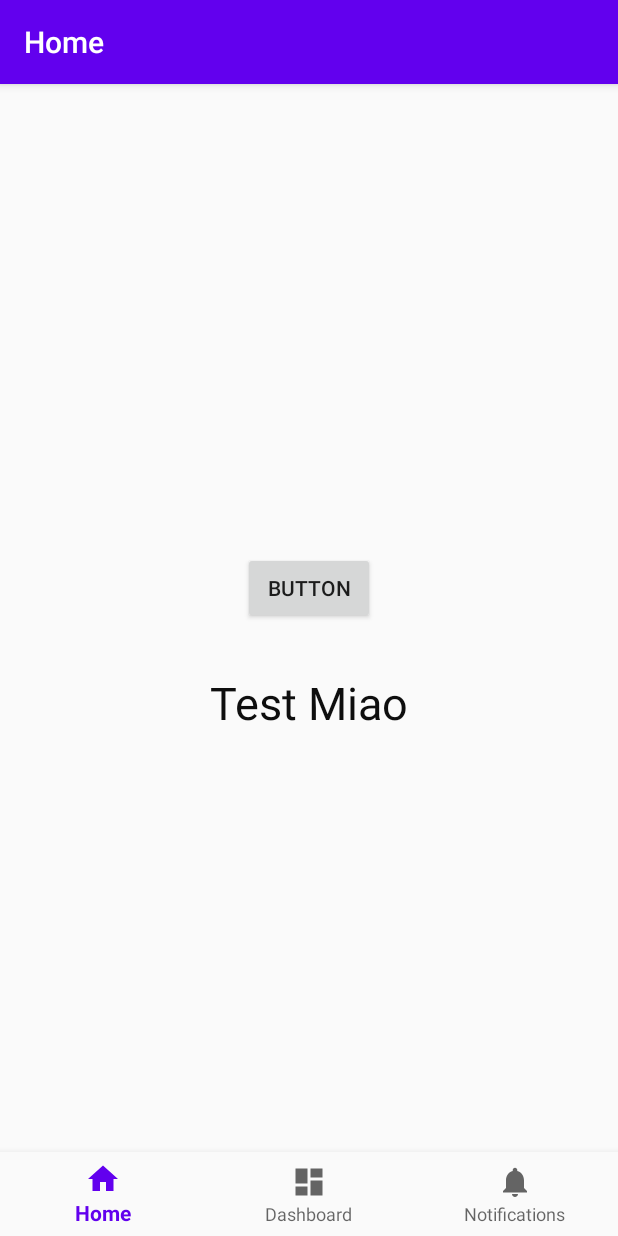
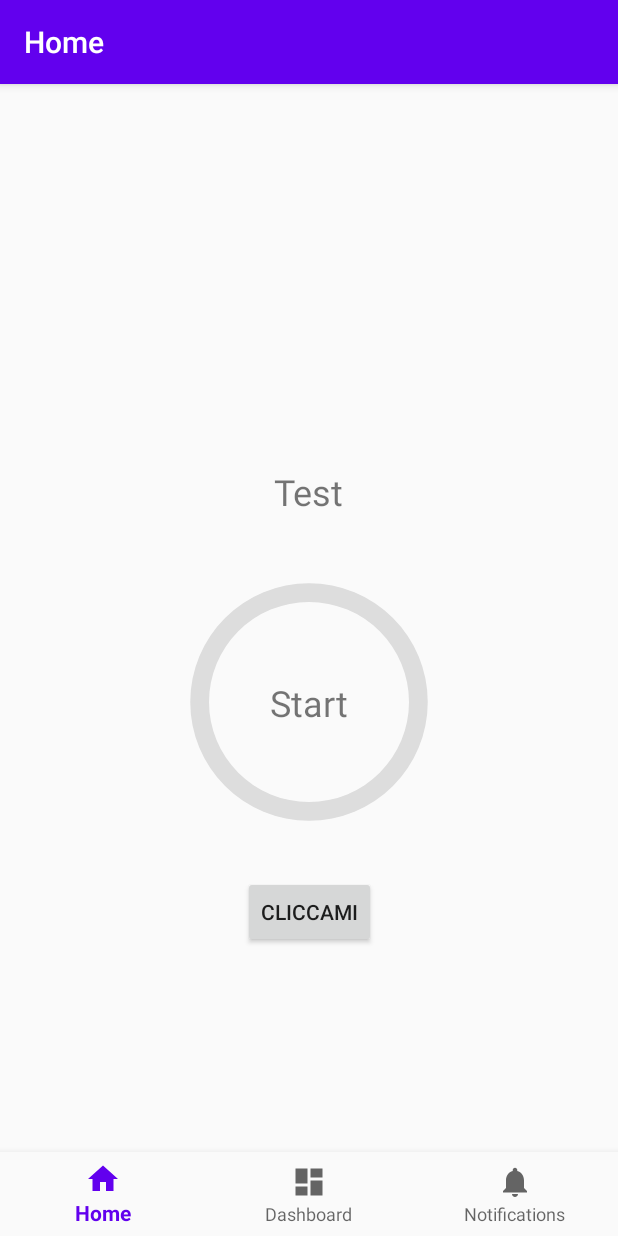
Before and after one commit to TheGhOsTz951/Mood-Diary, an Android app: the screen it shows after launch (MainActivity), on a phone screen of 412 x 824 dp. Run offline under Robolectric (Android 15) with nearby library versions, the phone set to English and light mode, and no system bars; our stand-ins replace navigation-ui.

Commit message:
Latest Update ProgressBar

```diff
--- a/app/src/main/java/com/sasso/mood_diary/ui/home/HomeFragment.java
+++ b/app/src/main/java/com/sasso/mood_diary/ui/home/HomeFragment.java
@@ -1,10 +1,12 @@
 package com.sasso.mood_diary.ui.home;
 
 import android.os.Bundle;
+import android.os.CountDownTimer;
 import android.view.LayoutInflater;
 import android.view.View;
 import android.view.ViewGroup;
 import android.widget.Button;
+import android.widget.ProgressBar;
 import android.widget.TextView;
 
 import androidx.annotation.NonNull;
@@ -15,15 +17,108 @@ import androidx.lifecycle.ViewModelProviders;
 
 import com.sasso.mood_diary.R;
 
+import java.util.Locale;
+
 public class HomeFragment extends Fragment {
+    private static final long START_TIME_IN_MILLIS = 20000;
+    private static final int DIV_PROGRESS_BAR = 50;
 
-    private HomeViewModel homeViewModel;
+    private TextView txtCont;
+    private TextView txtTest;
+    private Button btnStart;
+    private ProgressBar progressBar;
+
+    private CountDownTimer mCountDownTimer;
+    private boolean mTimeRunning;
+    private long mTimeLeftInMillis = START_TIME_IN_MILLIS;
 
     public View onCreateView(@NonNull LayoutInflater inflater,
                              ViewGroup container, Bundle savedInstanceState) {
 
         View view = inflater.inflate(R.layout.fragment_home, container, false);
 
+        progressBar = view.findViewById(R.id.progress_bar);
+        btnStart = view.findViewById(R.id.btnStart);
+        txtCont = view.findViewById(R.id.txtCont);
+        txtTest = view.findViewById(R.id.txtTest);
+
+        progressBar.setMax((int) START_TIME_IN_MILLIS / DIV_PROGRESS_BAR);
+
+        btnStart.setOnClickListener(new View.OnClickListener() {
+            @Override
+            public void onClick(View v) {
+                if (mTimeRunning) {
+                    restartTimer();
+                } else {
+                    mTimeLeftInMillis = START_TIME_IN_MILLIS;
+                    startTimer();
+                }
+            }
+        });
+
         return view;
     }
+
+    @Override
+    public void onSaveInstanceState(@NonNull Bundle outState) {
+        super.onSaveInstanceState(outState);
+        outState.putLong("millisLeft", mTimeLeftInMillis);
+        outState.putBoolean("timerRunning", mTimeRunning);
+    }
+
+    /*
+    @Override
+    public void onViewStateRestored(@Nullable Bundle savedInstanceState) {
+        super.onViewStateRestored(savedInstanceState);
+
+        mTimeLeftInMillis = savedInstanceState.getLong("millisLeft");
+        mTimeRunning = savedInstanceState.getBoolean("timerRunning");
+
+        updateCountDownText();
+        updateProgressBar();
+
+        if (mTimeRunning){
+            startTimer();
+        }
+    }
+    */
+
+    private void startTimer() {
+        mCountDownTimer = new CountDownTimer(mTimeLeftInMillis, 50) {
+            @Override
+            public void onTick(long millisUntilFinished) {
+                mTimeLeftInMillis = millisUntilFinished;
+                updateProgressBar();
+                updateCountDownText();
+            }
+
+            @Override
+            public void onFinish() {
+                mTimeRunning = false;
+                txtCont.setText("End");
+            }
+        }.start();
+
+        mTimeRunning = true;
+    }
+
+    private void restartTimer() {
+        mCountDownTimer.cancel();
+        mTimeLeftInMillis = START_TIME_IN_MILLIS;
+        startTimer();
+    }
+
+    private void updateCountDownText() {
+        int minutes = (int) (mTimeLeftInMillis / 1000) / 60;
+        int seconds = (int) (mTimeLeftInMillis / 1000) % 60;
+
+        String timeLeftFormatted = String.format(Locale.getDefault(),"%02d:%02d", minutes, seconds);
+
+        txtCont.setText(timeLeftFormatted);
+    }
+
+    private void updateProgressBar() {
+        int progress = (int) ((START_TIME_IN_MILLIS / DIV_PROGRESS_BAR) - (mTimeLeftInMillis / DIV_PROGRESS_BAR));
+        progressBar.setProgress(progress);
+    }
 }
--- /dev/null
+++ b/app/src/main/res/drawable/circle.xml
@@ -0,0 +1,26 @@
+<?xml version="1.0" encoding="utf-8"?>
+<layer-list xmlns:android="http://schemas.android.com/apk/res/android">
+    <item>
+        <shape
+            android:shape="ring"
+            android:thicknessRatio="16"
+            android:useLevel="false">
+            <solid android:color="#DDD" />
+        </shape>
+    </item>
+    <item>
+        <rotate
+            android:fromDegrees="270"
+            android:toDegrees="270">
+            <shape
+                android:shape="ring"
+                android:thicknessRatio="16"
+                android:useLevel="true">
+                <gradient
+                    android:endColor="@color/colorPrimary"
+                    android:startColor="@color/colorAccent"
+                    android:type="sweep" />
+            </shape>
+        </rotate>
+    </item>
+</layer-list>
--- a/app/src/main/res/layout/fragment_home.xml
+++ b/app/src/main/res/layout/fragment_home.xml
@@ -6,25 +6,47 @@
     android:layout_height="match_parent"
     tools:context=".ui.home.HomeFragment">
 
+    <ProgressBar
+        android:id="@+id/progress_bar"
+        android:layout_width="200dp"
+        android:layout_height="200dp"
+        android:indeterminateOnly="false"
+        android:progressDrawable="@drawable/circle"
+        app:layout_constraintBottom_toBottomOf="parent"
+        app:layout_constraintLeft_toLeftOf="parent"
+        app:layout_constraintRight_toRightOf="parent"
+        app:layout_constraintTop_toTopOf="parent"
+        tools:progress="60" />
+
     <TextView
-        android:id="@+id/textView"
+        android:id="@+id/txtCont"
         android:layout_width="wrap_content"
         android:layout_height="wrap_content"
-        android:text="Test Miao"
-        android:textColor="#0E0E0E"
-        android:textSize="30sp"
-        app:layout_constraintBottom_toBottomOf="parent"
+        android:text="Start"
+        android:textSize="24sp"
+        app:layout_constraintBottom_toBottomOf="@+id/progress_bar"
+        app:layout_constraintEnd_toEndOf="@+id/progress_bar"
+        app:layout_constraintStart_toStartOf="@+id/progress_bar"
+        app:layout_constraintTop_toTopOf="@+id/progress_bar" />
+
+    <Button
+        android:id="@+id/btnStart"
+        android:layout_width="wrap_content"
+        android:layout_height="wrap_content"
+        android:layout_marginTop="16dp"
+        android:text="Cliccami"
         app:layout_constraintEnd_toEndOf="parent"
         app:layout_constraintStart_toStartOf="parent"
-        app:layout_constraintTop_toTopOf="parent" />
+        app:layout_constraintTop_toBottomOf="@+id/progress_bar" />
 
-    <Button
-        android:id="@+id/button"
+    <TextView
+        android:id="@+id/txtTest"
         android:layout_width="wrap_content"
         android:layout_height="wrap_content"
-        android:layout_marginBottom="32dp"
-        android:text="Button"
-        app:layout_constraintBottom_toTopOf="@+id/textView"
+        android:layout_marginBottom="24dp"
+        android:text="Test"
+        android:textSize="24sp"
+        app:layout_constraintBottom_toTopOf="@+id/progress_bar"
         app:layout_constraintEnd_toEndOf="parent"
         app:layout_constraintStart_toStartOf="parent" />
 </androidx.constraintlayout.widget.ConstraintLayout>
```
